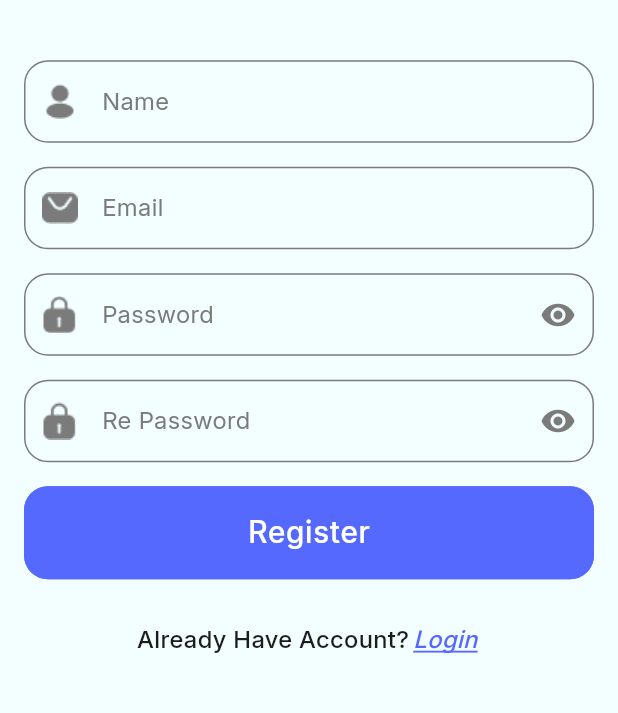
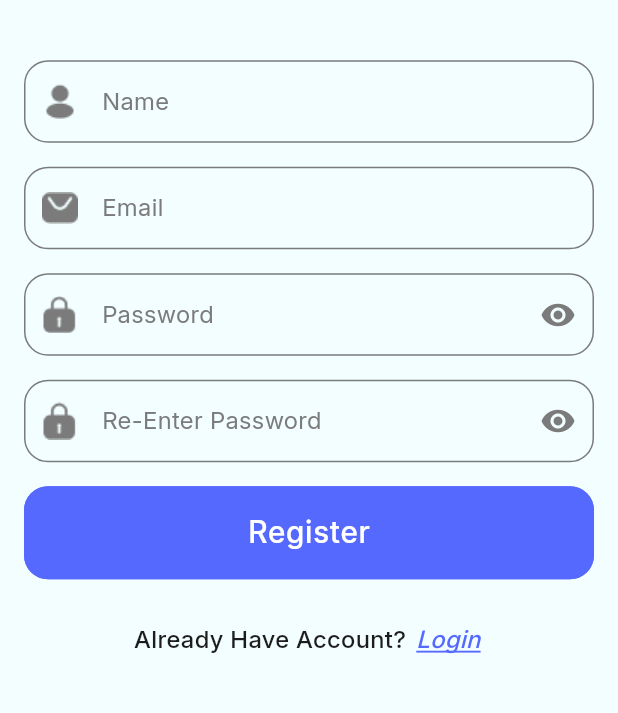
Before and after one commit to Ibrram/evently_app, a Flutter app: the screen it shows after launch, after a tap on "Create Account", on a phone screen of 412 x 824 dp, the part 461-1174 px from its top. Run offline on Flutter 3.47's test engine with Material 3 defaults, Android fonts, the phone set to English and light mode, and no system bars; our stand-ins replace bot_toast, cloud_firestore, firebase_core, flutter_easyloading, shared_preferences; accounts and stored records are empty.

```diff
--- a/lib/l10n/app_localizations.dart
+++ b/lib/l10n/app_localizations.dart
@@ -98,6 +98,12 @@ abstract class AppLocalizations {
     Locale('en'),
   ];
 
+  /// No description provided for @name.
+  ///
+  /// In en, this message translates to:
+  /// **'Name'**
+  String get name;
+
   /// No description provided for @email.
   ///
   /// In en, this message translates to:
@@ -110,17 +116,35 @@ abstract class AppLocalizations {
   /// **'Password'**
   String get password;
 
+  /// No description provided for @re_password.
+  ///
+  /// In en, this message translates to:
+  /// **'Re-Enter Password'**
+  String get re_password;
+
   /// No description provided for @forget_password.
   ///
   /// In en, this message translates to:
   /// **'Forget Password'**
   String get forget_password;
 
+  /// No description provided for @reset_password.
+  ///
+  /// In en, this message translates to:
+  /// **'Reset Password'**
+  String get reset_password;
+
   /// No description provided for @login.
   ///
   /// In en, this message translates to:
   /// **'Login'**
   String get login;
+
+  /// No description provided for @register.
+  ///
+  /// In en, this message translates to:
+  /// **'Register'**
+  String get register;
 
   /// No description provided for @dont_have_account.
   ///
@@ -133,6 +157,30 @@ abstract class AppLocalizations {
   /// In en, this message translates to:
   /// **'Create Account'**
   String get create_account;
+
+  /// No description provided for @already_have_account.
+  ///
+  /// In en, this message translates to:
+  /// **'Already Have Account?'**
+  String get already_have_account;
+
+  /// No description provided for @or.
+  ///
+  /// In en, this message translates to:
+  /// **'OR'**
+  String get or;
+
+  /// No description provided for @login_with_google.
+  ///
+  /// In en, this message translates to:
+  /// **'Login with Google'**
+  String get login_with_google;
+
+  /// No description provided for @register_account.
+  ///
+  /// In en, this message translates to:
+  /// **'Register'**
+  String get register_account;
 
   /// No description provided for @home.
   ///
--- a/lib/main.dart
+++ b/lib/main.dart
@@ -2,9 +2,12 @@ import 'package:bot_toast/bot_toast.dart';
 import 'package:evently_task_app/core/routes/app_routes.dart';
 import 'package:evently_task_app/core/routes/routes_name.dart';
 import 'package:evently_task_app/core/theme_manager/app_theme_manager.dart';
+import 'package:evently_task_app/providers/app_provider.dart';
 //firebase
 import 'package:firebase_core/firebase_core.dart';
 import 'package:flutter_easyloading/flutter_easyloading.dart';
+import 'package:provider/provider.dart';
+import 'package:shared_preferences/shared_preferences.dart';
 import 'firebase_options.dart';
 //
 // import 'package:flutter_localizations/flutter_localizations.dart';
@@ -14,7 +17,13 @@ import 'package:flutter/material.dart';
 void main() async {
   WidgetsFlutterBinding.ensureInitialized();
   await Firebase.initializeApp(options: DefaultFirebaseOptions.currentPlatform);
-  runApp(const MainApp());
+  final prefs = await SharedPreferences.getInstance();
+  runApp(
+    ChangeNotifierProvider(
+      create: (_) => AppProvider(prefs),
+      child: const MainApp(),
+    ),
+  );
 }
 
 class MainApp extends StatelessWidget {
@@ -22,6 +31,8 @@ class MainApp extends StatelessWidget {
 
   @override
   Widget build(BuildContext context) {
+    Locale locale = Provider.of<AppProvider>(context).locale;
+
     return MaterialApp(
       theme: AppThemeManager.lightTheme,
       darkTheme: AppThemeManager.darkTheme,
@@ -30,7 +41,7 @@ class MainApp extends StatelessWidget {
       onGenerateRoute: AppRoutes.onGenerateRoutes,
       localizationsDelegates: AppLocalizations.localizationsDelegates,
       supportedLocales: AppLocalizations.supportedLocales,
-      locale: const Locale('en'),
+      locale: locale,
       debugShowCheckedModeBanner: false,
       builder: EasyLoading.init(builder: BotToastInit()),
     );
--- a/lib/modules/authentication/screens/login_screen.dart
+++ b/lib/modules/authentication/screens/login_screen.dart
@@ -3,6 +3,7 @@ import 'package:evently_task_app/core/routes/routes_name.dart';
 import 'package:evently_task_app/core/theme_manager/color_palette.dart';
 import 'package:evently_task_app/core/widgets/custom_button.dart';
 import 'package:evently_task_app/core/widgets/custom_text_form_field.dart';
+import 'package:evently_task_app/l10n/app_localizations.dart';
 import 'package:flutter/material.dart';
 
 class LoginScreen extends StatelessWidget {
@@ -11,6 +12,8 @@ class LoginScreen extends StatelessWidget {
   @override
   Widget build(BuildContext context) {
     var theme = Theme.of(context);
+    var lang = AppLocalizations.of(context)!;
+
     return Scaffold(
       body: SafeArea(
         child: Center(
@@ -25,9 +28,9 @@ class LoginScreen extends StatelessWidget {
 
                   const SizedBox(height: 24),
 
-                  const CustomTextFormField(
-                    hintText: 'Email',
-                    prefixWidget: ImageIcon(
+                  CustomTextFormField(
+                    hintText: lang.email,
+                    prefixWidget: const ImageIcon(
                       AssetImage(AppAssets.emailIcon),
                       color: ColorPalette.textFormBorderColor,
                     ),
@@ -35,10 +38,10 @@ class LoginScreen extends StatelessWidget {
 
                   const SizedBox(height: 16),
 
-                  const CustomTextFormField(
-                    hintText: 'Password',
+                  CustomTextFormField(
+                    hintText: lang.password,
                     isPassword: true,
-                    prefixWidget: ImageIcon(
+                    prefixWidget: const ImageIcon(
                       AssetImage(AppAssets.passwordIcon),
                       color: ColorPalette.textFormBorderColor,
                     ),
@@ -53,7 +56,7 @@ class LoginScreen extends StatelessWidget {
                         Navigator.pushNamed(context, RoutesName.forgetPassword);
                       },
                       child: Text(
-                        'Forget Password?',
+                        lang.forget_password,
                         style: theme.textTheme.bodyMedium?.copyWith(
                           color: ColorPalette.primaryColor,
                           fontWeight: FontWeight.w700,
@@ -74,7 +77,7 @@ class LoginScreen extends StatelessWidget {
                     },
                     child: Padding(
                       padding: const EdgeInsets.all(16.0),
-                      child: Text('Login', style: theme.textTheme.bodyLarge),
+                      child: Text(lang.login, style: theme.textTheme.bodyLarge),
                     ),
                   ),
 
@@ -82,9 +85,10 @@ class LoginScreen extends StatelessWidget {
 
                   Row(
                     mainAxisAlignment: MainAxisAlignment.center,
+                    spacing: 4,
                     children: [
                       Text(
-                        'Don’t Have Account?',
+                        lang.dont_have_account,
                         style: theme.textTheme.bodyMedium?.copyWith(
                           color: ColorPalette.blackTextColor,
                         ),
@@ -97,7 +101,7 @@ class LoginScreen extends StatelessWidget {
                           padding: const EdgeInsets.all(4),
                         ),
                         child: Text(
-                          'Create Account',
+                          lang.create_account,
                           style: theme.textTheme.bodyMedium?.copyWith(
                             color: ColorPalette.primaryColor,
                             decoration: TextDecoration.underline,
@@ -122,7 +126,7 @@ class LoginScreen extends StatelessWidget {
                         Padding(
                           padding: const EdgeInsets.symmetric(horizontal: 16.0),
                           child: Text(
-                            'OR',
+                            lang.or,
                             style: theme.textTheme.bodyMedium?.copyWith(
                               color: ColorPalette.primaryColor,
                             ),
@@ -146,7 +150,7 @@ class LoginScreen extends StatelessWidget {
                         children: [
                           Image.asset(AppAssets.googleIcon),
                           Text(
-                            'Login with Google',
+                            lang.login_with_google,
                             style: theme.textTheme.bodyLarge?.copyWith(
                               color: ColorPalette.primaryColor,
                             ),
--- a/lib/modules/authentication/screens/register_screen.dart
+++ b/lib/modules/authentication/screens/register_screen.dart
@@ -2,6 +2,7 @@ import 'package:evently_task_app/core/constants/app_assets.dart';
 import 'package:evently_task_app/core/theme_manager/color_palette.dart';
 import 'package:evently_task_app/core/widgets/custom_button.dart';
 import 'package:evently_task_app/core/widgets/custom_text_form_field.dart';
+import 'package:evently_task_app/l10n/app_localizations.dart';
 import 'package:flutter/material.dart';
 
 class RegisterScreen extends StatelessWidget {
@@ -10,10 +11,11 @@ class RegisterScreen extends StatelessWidget {
   @override
   Widget build(BuildContext context) {
     var theme = Theme.of(context);
+    var lang = AppLocalizations.of(context)!;
     return Scaffold(
       appBar: AppBar(
         title: Text(
-          'Register',
+          lang.register_account,
           style: theme.textTheme.bodyLarge?.copyWith(
             fontWeight: FontWeight.w400,
             color: ColorPalette.blackTextColor,
@@ -33,32 +35,32 @@ class RegisterScreen extends StatelessWidget {
               children: [
                 Image.asset(AppAssets.logoV, height: 185),
                 const SizedBox(height: 8),
-                const CustomTextFormField(
-                  hintText: 'Name',
-                  prefixWidget: ImageIcon(
+                CustomTextFormField(
+                  hintText: lang.name,
+                  prefixWidget: const ImageIcon(
                     AssetImage(AppAssets.userIcon),
                     color: ColorPalette.textFormBorderColor,
                   ),
                 ),
-                const CustomTextFormField(
-                  hintText: 'Email',
-                  prefixWidget: ImageIcon(
+                CustomTextFormField(
+                  hintText: lang.email,
+                  prefixWidget: const ImageIcon(
                     AssetImage(AppAssets.emailIcon),
                     color: ColorPalette.textFormBorderColor,
                   ),
                 ),
-                const CustomTextFormField(
+                CustomTextFormField(
                   isPassword: true,
-                  hintText: 'Password',
-                  prefixWidget: ImageIcon(
+                  hintText: lang.password,
+                  prefixWidget: const ImageIcon(
                     AssetImage(AppAssets.passwordIcon),
                     color: ColorPalette.textFormBorderColor,
                   ),
                 ),
-                const CustomTextFormField(
+                CustomTextFormField(
                   isPassword: true,
-                  hintText: 'Re Password',
-                  prefixWidget: ImageIcon(
+                  hintText: lang.re_password,
+                  prefixWidget: const ImageIcon(
                     AssetImage(AppAssets.passwordIcon),
                     color: ColorPalette.textFormBorderColor,
                   ),
@@ -67,14 +69,18 @@ class RegisterScreen extends StatelessWidget {
                   onPressed: () {},
                   child: Padding(
                     padding: const EdgeInsets.all(16.0),
-                    child: Text('Register', style: theme.textTheme.bodyLarge),
+                    child: Text(
+                      lang.register,
+                      style: theme.textTheme.bodyLarge,
+                    ),
                   ),
                 ),
                 Row(
                   mainAxisAlignment: MainAxisAlignment.center,
+                  spacing: 4,
                   children: [
                     Text(
-                      'Already Have Account?',
+                      lang.already_have_account,
                       style: theme.textTheme.bodyMedium?.copyWith(
                         color: ColorPalette.blackTextColor,
                       ),
@@ -88,7 +94,7 @@ class RegisterScreen extends StatelessWidget {
                         minimumSize: Size.zero,
                       ),
                       child: Text(
-                        'Login',
+                        lang.login,
                         style: theme.textTheme.bodyMedium?.copyWith(
                           color: ColorPalette.primaryColor,
                           decoration: TextDecoration.underline,
--- /dev/null
+++ b/lib/providers/app_provider.dart
@@ -0,0 +1,21 @@
+import 'package:flutter/material.dart';
+import 'package:shared_preferences/shared_preferences.dart';
+
+class AppProvider extends ChangeNotifier {
+  late final SharedPreferences prefs;
+  Locale _locale = const Locale('en');
+  Locale get locale => _locale;
+
+  AppProvider(this.prefs) {
+    String? lang = prefs.getString('lang');
+    if (lang != null) {
+      _locale = Locale(lang);
+    }
+  }
+
+  Future<void> setLocale(String val) async {
+    _locale = Locale(val);
+    await prefs.setString('lang', val);
+    notifyListeners();
+  }
+}
```
Also changed, not shown: lib/l10n/app_ar.arb (+17 -1 lines), lib/l10n/app_en.arb (+16 -0 lines), lib/l10n/app_localizations_ar.dart (+25 -1 lines), lib/l10n/app_localizations_en.dart (+24 -0 lines), lib/modules/authentication/screens/forget_password_screen.dart (+7 -3 lines), lib/modules/sub_modules/profile/widgets/drop_down_menu_widget.dart (+7 -1 lines), pubspec.yaml (+8 -6 lines), pubspec.lock, 2 other files.
